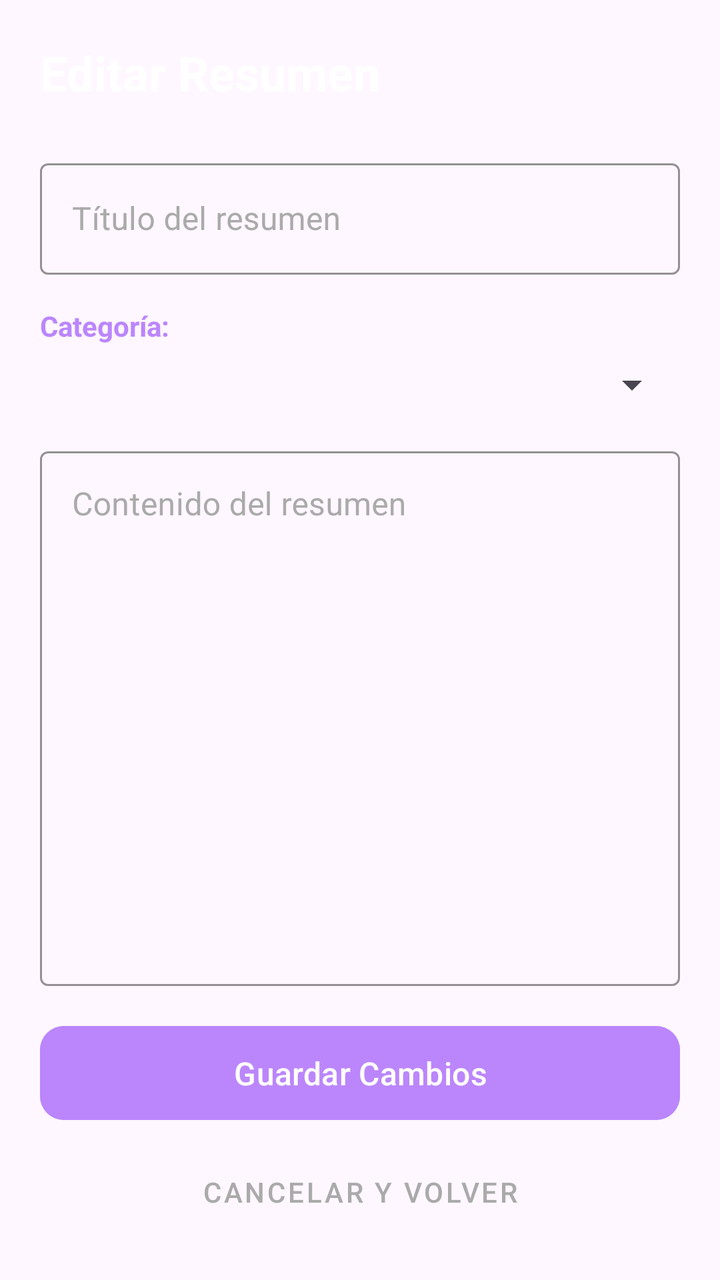
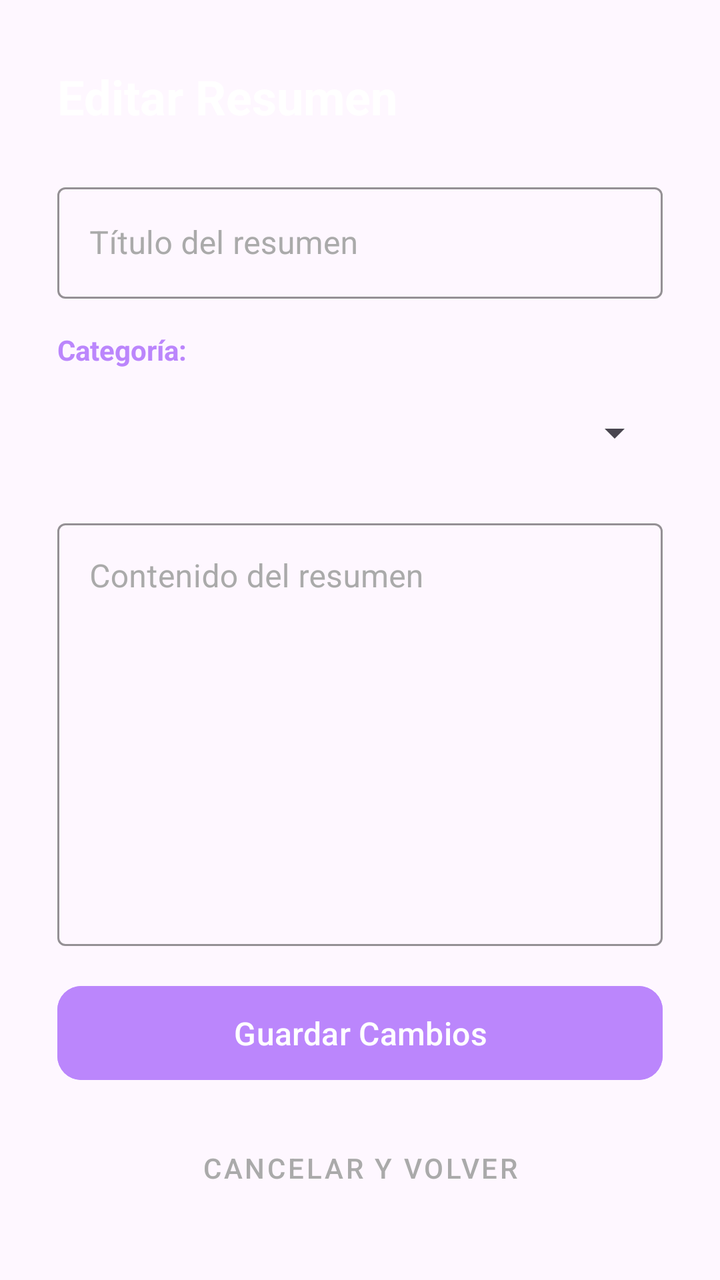

Two renders of the same Android screen: before a commit and after it. Below are the layout's source before the change and the commit's diff.
<!-- AndroidManifest.xml: application theme Theme.AprendeAprueba -->
<!-- res/layout/fragment_detalles_resumen.xml -->
<?xml version="1.0" encoding="utf-8"?>
<androidx.constraintlayout.widget.ConstraintLayout
    xmlns:android="http://schemas.android.com/apk/res/android"
    xmlns:app="http://schemas.android.com/apk/res-auto"
    xmlns:tools="http://schemas.android.com/tools"
    android:layout_width="match_parent"
    android:layout_height="match_parent"
    android:padding="20dp">

    <TextView
        android:id="@+id/tvTituloPantalla"
        android:layout_width="wrap_content"
        android:layout_height="wrap_content"
        android:text="Editar Resumen"
        android:textColor="#FFFFFF"
        android:textSize="24sp"
        android:textStyle="bold"
        app:layout_constraintTop_toTopOf="parent"
        app:layout_constraintStart_toStartOf="parent" />

    <com.google.android.material.textfield.TextInputLayout
        android:id="@+id/layoutTitulo"
        android:layout_width="match_parent"
        android:layout_height="wrap_content"
        android:layout_marginTop="24dp"
        android:hint="Título del resumen"
        android:textColorHint="#AAAAAA"
        app:boxStrokeColor="#BB86FC"
        app:hintTextColor="#BB86FC"
        style="@style/Widget.MaterialComponents.TextInputLayout.OutlinedBox"
        app:layout_constraintTop_toBottomOf="@id/tvTituloPantalla"
        app:layout_constraintStart_toStartOf="parent"
        app:layout_constraintEnd_toEndOf="parent">

        <com.google.android.material.textfield.TextInputEditText
            android:id="@+id/etTituloDetalle"
            android:layout_width="match_parent"
            android:layout_height="wrap_content"
            android:textColor="#FFFFFF"
            android:inputType="textCapSentences" />
    </com.google.android.material.textfield.TextInputLayout>

    <TextView
        android:id="@+id/tvLabelCategoriaDetalle"
        android:layout_width="wrap_content"
        android:layout_height="wrap_content"
        android:layout_marginTop="16dp"
        android:text="Categoría:"
        android:textColor="#BB86FC"
        android:textStyle="bold"
        app:layout_constraintTop_toBottomOf="@id/layoutTitulo"
        app:layout_constraintStart_toStartOf="parent" />

    <Spinner
        android:id="@+id/spinnerCategoriaDetalle"
        android:layout_width="0dp"
        android:layout_height="wrap_content"
        android:layout_marginTop="8dp"
        app:layout_constraintTop_toBottomOf="@id/tvLabelCategoriaDetalle"
        app:layout_constraintStart_toStartOf="parent"
        app:layout_constraintEnd_toEndOf="parent" />

    <com.google.android.material.textfield.TextInputLayout
        android:id="@+id/layoutContenido"
        android:layout_width="match_parent"
        android:layout_height="0dp"
        android:layout_marginTop="16dp"
        android:layout_marginBottom="16dp"
        android:hint="Contenido del resumen"
        android:textColorHint="#AAAAAA"
        app:boxStrokeColor="#BB86FC"
        app:hintTextColor="#BB86FC"
        style="@style/Widget.MaterialComponents.TextInputLayout.OutlinedBox"
        app:layout_constraintTop_toBottomOf="@id/spinnerCategoriaDetalle"
        app:layout_constraintBottom_toTopOf="@id/btnGuardarCambios"
        app:layout_constraintStart_toStartOf="parent"
        app:layout_constraintEnd_toEndOf="parent">

        <com.google.android.material.textfield.TextInputEditText
            android:id="@+id/etContenidoDetalle"
            android:layout_width="match_parent"
            android:layout_height="match_parent"
            android:gravity="top"
            android:textColor="#FFFFFF"
            android:inputType="textMultiLine"
            android:scrollbars="vertical" />
    </com.google.android.material.textfield.TextInputLayout>

    <com.google.android.material.button.MaterialButton
        android:id="@+id/btnGuardarCambios"
        android:layout_width="0dp"
        android:layout_height="55dp"
        android:layout_marginBottom="8dp"
        android:backgroundTint="#BB86FC"
        android:text="Guardar Cambios"
        android:textAllCaps="false"
        android:textSize="16sp"
        app:cornerRadius="12dp"
        app:layout_constraintBottom_toTopOf="@id/btnVolverDetalle"
        app:layout_constraintEnd_toEndOf="parent"
        app:layout_constraintStart_toStartOf="parent" />

    <com.google.android.material.button.MaterialButton
        android:id="@+id/btnVolverDetalle"
        style="@style/Widget.MaterialComponents.Button.TextButton"
        android:layout_width="match_parent"
        android:layout_height="wrap_content"
        android:text="Cancelar y Volver"
        android:textColor="#AAAAAA"
        app:layout_constraintBottom_toBottomOf="parent"
        app:layout_constraintEnd_toEndOf="parent"
        app:layout_constraintStart_toStartOf="parent" />

</androidx.constraintlayout.widget.ConstraintLayout>
<!-- resources referenced by this layout -->
<resources>
  <style name="Theme.AprendeAprueba" parent="Theme.Material3.DayNight.NoActionBar">
          <item name="colorPrimary">#A020F0</item>
          <item name="colorOnPrimary">@android:color/white</item>
  
          <item name="colorSurface">#FFFFFF</item>
          <item name="colorOnSurface">#1C1B1F</item>
          <item name="colorSurfaceVariant">#E7E0EC</item>
  
          <item name="listPopupWindowStyle">@style/Widget.Material3.PopupMenu.ListPopupWindow</item>
      </style>
</resources>

<!-- the commit's change to res/layout/fragment_detalles_resumen.xml (unified diff, before → after) -->
@@ -1,43 +1,55 @@
 <?xml version="1.0" encoding="utf-8"?>
-<androidx.constraintlayout.widget.ConstraintLayout
-    xmlns:android="http://schemas.android.com/apk/res/android"
+<androidx.constraintlayout.widget.ConstraintLayout xmlns:android="http://schemas.android.com/apk/res/android"
     xmlns:app="http://schemas.android.com/apk/res-auto"
-    xmlns:tools="http://schemas.android.com/tools"
     android:layout_width="match_parent"
-    android:layout_height="match_parent"
-    android:padding="20dp">
+    android:layout_height="match_parent">
+
+    <androidx.constraintlayout.widget.Guideline
+        android:id="@+id/gl_start"
+        android:layout_width="wrap_content"
+        android:layout_height="wrap_content"
+        android:orientation="vertical"
+        app:layout_constraintGuide_percent="0.08" />
+
+    <androidx.constraintlayout.widget.Guideline
+        android:id="@+id/gl_end"
+        android:layout_width="wrap_content"
+        android:layout_height="wrap_content"
+        android:orientation="vertical"
+        app:layout_constraintGuide_percent="0.92" />
 
     <TextView
         android:id="@+id/tvTituloPantalla"
         android:layout_width="wrap_content"
         android:layout_height="wrap_content"
+        android:layout_marginTop="32dp"
         android:text="Editar Resumen"
         android:textColor="#FFFFFF"
         android:textSize="24sp"
         android:textStyle="bold"
-        app:layout_constraintTop_toTopOf="parent"
-        app:layout_constraintStart_toStartOf="parent" />
+        app:layout_constraintStart_toStartOf="@id/gl_start"
+        app:layout_constraintTop_toTopOf="parent" />
 
     <com.google.android.material.textfield.TextInputLayout
         android:id="@+id/layoutTitulo"
-        android:layout_width="match_parent"
+        style="@style/Widget.MaterialComponents.TextInputLayout.OutlinedBox"
+        android:layout_width="0dp"
         android:layout_height="wrap_content"
         android:layout_marginTop="24dp"
         android:hint="Título del resumen"
         android:textColorHint="#AAAAAA"
         app:boxStrokeColor="#BB86FC"
         app:hintTextColor="#BB86FC"
-        style="@style/Widget.MaterialComponents.TextInputLayout.OutlinedBox"
-        app:layout_constraintTop_toBottomOf="@id/tvTituloPantalla"
-        app:layout_constraintStart_toStartOf="parent"
-        app:layout_constraintEnd_toEndOf="parent">
+        app:layout_constraintEnd_toEndOf="@id/gl_end"
+        app:layout_constraintStart_toStartOf="@id/gl_start"
+        app:layout_constraintTop_toBottomOf="@id/tvTituloPantalla">
 
         <com.google.android.material.textfield.TextInputEditText
             android:id="@+id/etTituloDetalle"
             android:layout_width="match_parent"
             android:layout_height="wrap_content"
-            android:textColor="#FFFFFF"
-            android:inputType="textCapSentences" />
+            android:inputType="textCapSentences"
+            android:textColor="#FFFFFF" />
     </com.google.android.material.textfield.TextInputLayout>
 
     <TextView
@@ -48,21 +60,22 @@
         android:text="Categoría:"
         android:textColor="#BB86FC"
         android:textStyle="bold"
-        app:layout_constraintTop_toBottomOf="@id/layoutTitulo"
-        app:layout_constraintStart_toStartOf="parent" />
+        app:layout_constraintStart_toStartOf="@id/gl_start"
+        app:layout_constraintTop_toBottomOf="@id/layoutTitulo" />
 
     <Spinner
         android:id="@+id/spinnerCategoriaDetalle"
         android:layout_width="0dp"
-        android:layout_height="wrap_content"
+        android:layout_height="48dp"
         android:layout_marginTop="8dp"
-        app:layout_constraintTop_toBottomOf="@id/tvLabelCategoriaDetalle"
-        app:layout_constraintStart_toStartOf="parent"
-        app:layout_constraintEnd_toEndOf="parent" />
+        app:layout_constraintEnd_toEndOf="@id/gl_end"
+        app:layout_constraintStart_toStartOf="@id/gl_start"
+        app:layout_constraintTop_toBottomOf="@id/tvLabelCategoriaDetalle" />
 
     <com.google.android.material.textfield.TextInputLayout
         android:id="@+id/layoutContenido"
-        android:layout_width="match_parent"
+        style="@style/Widget.MaterialComponents.TextInputLayout.OutlinedBox"
+        android:layout_width="0dp"
         android:layout_height="0dp"
         android:layout_marginTop="16dp"
         android:layout_marginBottom="16dp"
@@ -70,45 +83,45 @@
         android:textColorHint="#AAAAAA"
         app:boxStrokeColor="#BB86FC"
         app:hintTextColor="#BB86FC"
-        style="@style/Widget.MaterialComponents.TextInputLayout.OutlinedBox"
-        app:layout_constraintTop_toBottomOf="@id/spinnerCategoriaDetalle"
         app:layout_constraintBottom_toTopOf="@id/btnGuardarCambios"
-        app:layout_constraintStart_toStartOf="parent"
-        app:layout_constraintEnd_toEndOf="parent">
+        app:layout_constraintEnd_toEndOf="@id/gl_end"
+        app:layout_constraintStart_toStartOf="@id/gl_start"
+        app:layout_constraintTop_toBottomOf="@id/spinnerCategoriaDetalle">
 
         <com.google.android.material.textfield.TextInputEditText
             android:id="@+id/etContenidoDetalle"
             android:layout_width="match_parent"
             android:layout_height="match_parent"
             android:gravity="top"
-            android:textColor="#FFFFFF"
             android:inputType="textMultiLine"
-            android:scrollbars="vertical" />
+            android:scrollbars="vertical"
+            android:textColor="#FFFFFF" />
     </com.google.android.material.textfield.TextInputLayout>
 
     <com.google.android.material.button.MaterialButton
         android:id="@+id/btnGuardarCambios"
         android:layout_width="0dp"
         android:layout_height="55dp"
-        android:layout_marginBottom="8dp"
+        android:layout_marginBottom="16dp"
         android:backgroundTint="#BB86FC"
         android:text="Guardar Cambios"
         android:textAllCaps="false"
         android:textSize="16sp"
         app:cornerRadius="12dp"
         app:layout_constraintBottom_toTopOf="@id/btnVolverDetalle"
-        app:layout_constraintEnd_toEndOf="parent"
-        app:layout_constraintStart_toStartOf="parent" />
+        app:layout_constraintEnd_toEndOf="@id/gl_end"
+        app:layout_constraintStart_toStartOf="@id/gl_start" />
 
     <com.google.android.material.button.MaterialButton
         android:id="@+id/btnVolverDetalle"
         style="@style/Widget.MaterialComponents.Button.TextButton"
-        android:layout_width="match_parent"
+        android:layout_width="0dp"
         android:layout_height="wrap_content"
+        android:layout_marginBottom="32dp"
         android:text="Cancelar y Volver"
         android:textColor="#AAAAAA"
         app:layout_constraintBottom_toBottomOf="parent"
-        app:layout_constraintEnd_toEndOf="parent"
-        app:layout_constraintStart_toStartOf="parent" />
+        app:layout_constraintEnd_toEndOf="@id/gl_end"
+        app:layout_constraintStart_toStartOf="@id/gl_start" />
 
 </androidx.constraintlayout.widget.ConstraintLayout>
